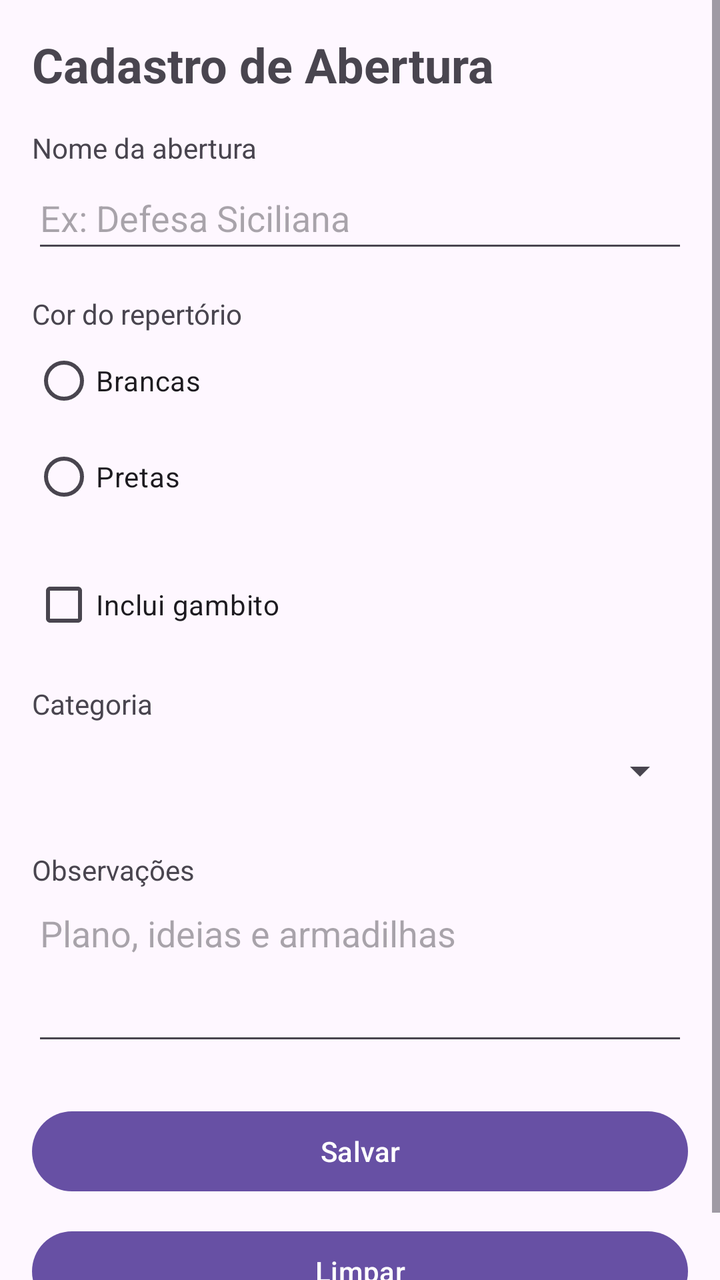
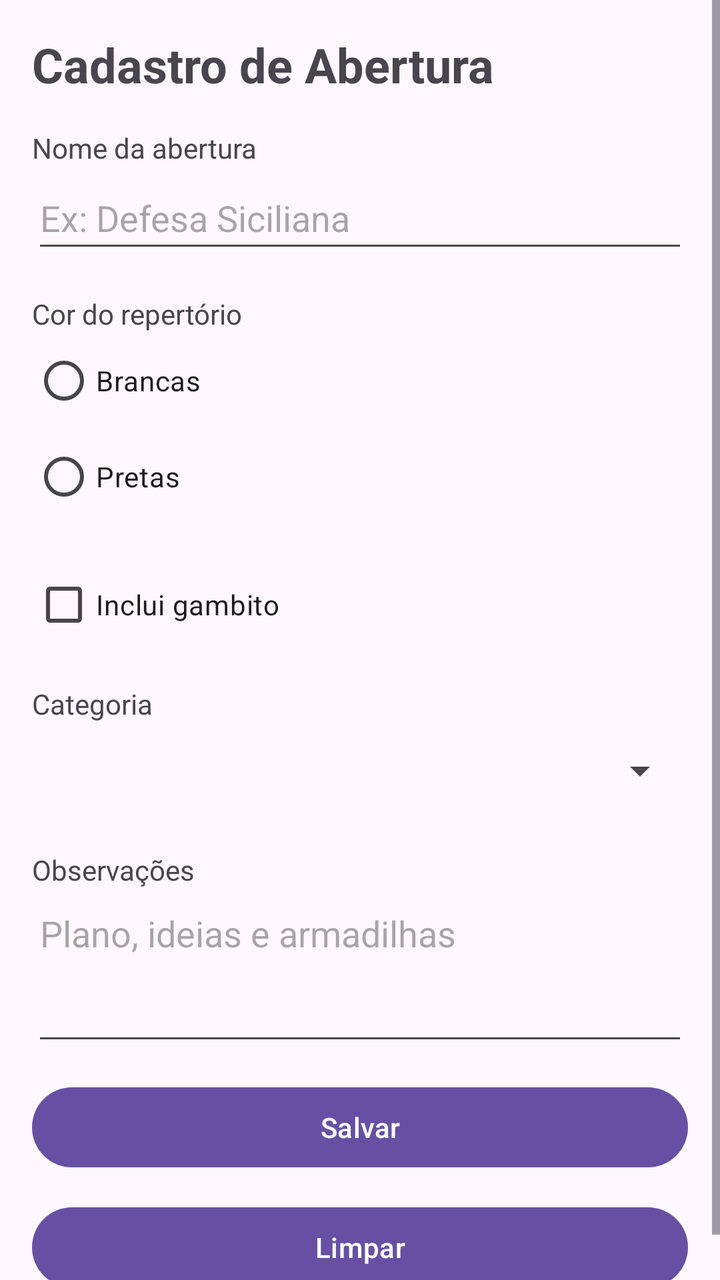

Screens rendered from an Android XML layout before and after an edit, with the pre-edit source and the edit as a unified diff.
<!-- AndroidManifest.xml: application theme Theme.RepertorioDeAberturas -->
<!-- res/layout/activity_main.xml -->
<?xml version="1.0" encoding="utf-8"?>
<ScrollView xmlns:android="http://schemas.android.com/apk/res/android"
    android:id="@+id/main"
    android:layout_width="match_parent"
    android:layout_height="match_parent"
    android:fillViewport="true">

    <LinearLayout
        android:layout_width="match_parent"
        android:layout_height="wrap_content"
        android:orientation="vertical"
        android:padding="16dp">

        <TextView
            android:layout_width="wrap_content"
            android:layout_height="wrap_content"
            android:text="Cadastro de Abertura"
            android:textSize="24sp"
            android:textStyle="bold" />

        <TextView
            android:layout_width="wrap_content"
            android:layout_height="wrap_content"
            android:layout_marginTop="16dp"
            android:text="Nome da abertura" />

        <EditText
            android:id="@+id/edtNome"
            android:layout_width="match_parent"
            android:layout_height="wrap_content"
            android:minHeight="48dp"
            android:hint="Ex: Defesa Siciliana" />

        <TextView
            android:layout_width="wrap_content"
            android:layout_height="wrap_content"
            android:layout_marginTop="16dp"
            android:text="Cor do repertório" />

        <RadioGroup
            android:id="@+id/radioGroupCor"
            android:layout_width="match_parent"
            android:layout_height="wrap_content"
            android:orientation="vertical">

            <RadioButton
                android:id="@+id/rbBrancas"
                android:layout_width="wrap_content"
                android:layout_height="wrap_content"
                android:text="Brancas" />

            <RadioButton
                android:id="@+id/rbPretas"
                android:layout_width="wrap_content"
                android:layout_height="wrap_content"
                android:text="Pretas" />
        </RadioGroup>

        <CheckBox
            android:id="@+id/checkGambito"
            android:layout_width="wrap_content"
            android:layout_height="wrap_content"
            android:layout_marginTop="16dp"
            android:text="Inclui gambito" />

        <TextView
            android:layout_width="wrap_content"
            android:layout_height="wrap_content"
            android:layout_marginTop="16dp"
            android:text="Categoria" />

        <Spinner
            android:id="@+id/spinnerCategoria"
            android:layout_width="match_parent"
            android:layout_height="wrap_content"
            android:minHeight="48dp" />

        <TextView
            android:layout_width="wrap_content"
            android:layout_height="wrap_content"
            android:layout_marginTop="16dp"
            android:text="Observações" />

        <EditText
            android:id="@+id/edtObservacoes"
            android:layout_width="match_parent"
            android:layout_height="wrap_content"
            android:hint="Plano, ideias e armadilhas"
            android:minLines="3"
            android:gravity="top"
            android:inputType="textMultiLine" />

        <Button
            android:id="@+id/btnSalvar"
            android:layout_width="match_parent"
            android:layout_height="wrap_content"
            android:layout_marginTop="24dp"
            android:text="Salvar" />

        <Button
            android:id="@+id/btnLimpar"
            android:layout_width="match_parent"
            android:layout_height="wrap_content"
            android:layout_marginTop="12dp"
            android:text="Limpar" />

    </LinearLayout>
</ScrollView>
<!-- resources referenced by this layout -->
<resources>
  <style name="Theme.RepertorioDeAberturas" parent="Base.Theme.RepertorioDeAberturas" />
  <style name="Base.Theme.RepertorioDeAberturas" parent="Theme.Material3.DayNight.NoActionBar">
          
          
      </style>
</resources>

<!-- the commit's change to res/layout/activity_main.xml (unified diff, before → after) -->
@@ -9,7 +9,8 @@
         android:layout_width="match_parent"
         android:layout_height="wrap_content"
         android:orientation="vertical"
-        android:padding="16dp">
+        android:padding="16dp"
+        android:paddingBottom="48dp">
 
         <TextView
             android:layout_width="wrap_content"
@@ -94,7 +95,7 @@
             android:id="@+id/btnSalvar"
             android:layout_width="match_parent"
             android:layout_height="wrap_content"
-            android:layout_marginTop="24dp"
+            android:layout_marginTop="12dp"
             android:text="Salvar" />
 
         <Button
<!-- resource entries referenced after the edit -->
@@ -1,9 +1,7 @@
 <!-- resources referenced by this layout -->
 <resources>
   <style name="Theme.RepertorioDeAberturas" parent="Base.Theme.RepertorioDeAberturas" />
-  <style name="Base.Theme.RepertorioDeAberturas" parent="Theme.Material3.DayNight.NoActionBar">
-          
-          
+  <style name="Base.Theme.RepertorioDeAberturas" parent="Theme.Material3.DayNight">
       </style>
 </resources>
 
